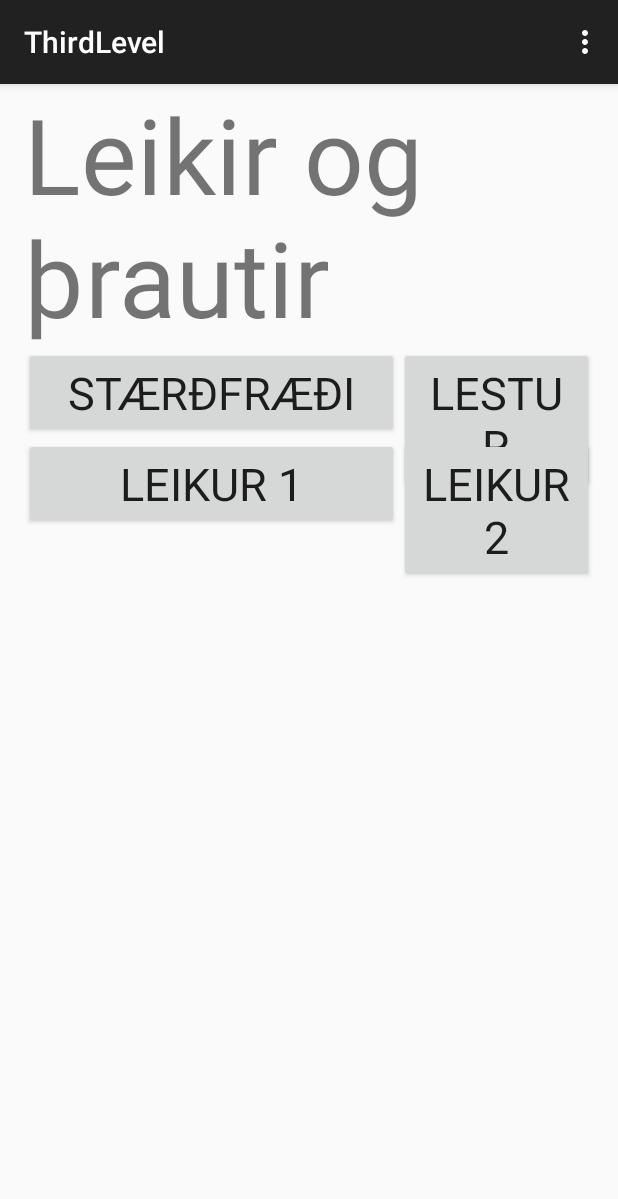
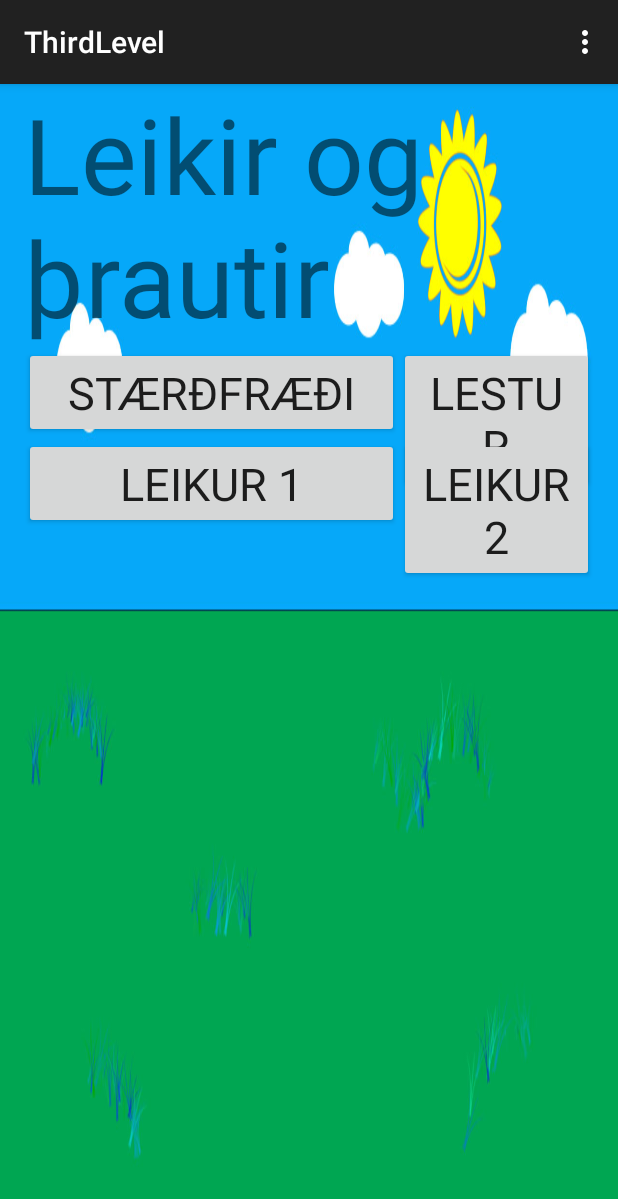
Before and after one commit to sbleika/Giskaland, an Android app: the ThirdLevel screen opened directly, with no data from a screen before it, on a phone screen of 412 x 824 dp. Shown: the top 1199 px of the screen. Run offline under Robolectric (Android 15) with nearby library versions, the phone set to English and light mode, and no system bars.

Commit message:
bagrunnur á 3-level activity

```diff
--- a/Giskaland/app/src/main/res/layout/activity_third_level.xml
+++ b/Giskaland/app/src/main/res/layout/activity_third_level.xml
@@ -5,6 +5,7 @@
     android:layout_height="fill_parent"
     android:paddingLeft="16dp"
     android:paddingRight="16dp"
+    android:background="@drawable/bak1"
     tools:context="gl.giskaland.FirstLevelActivity">
 
     <!-- Temporary text view -->
```
